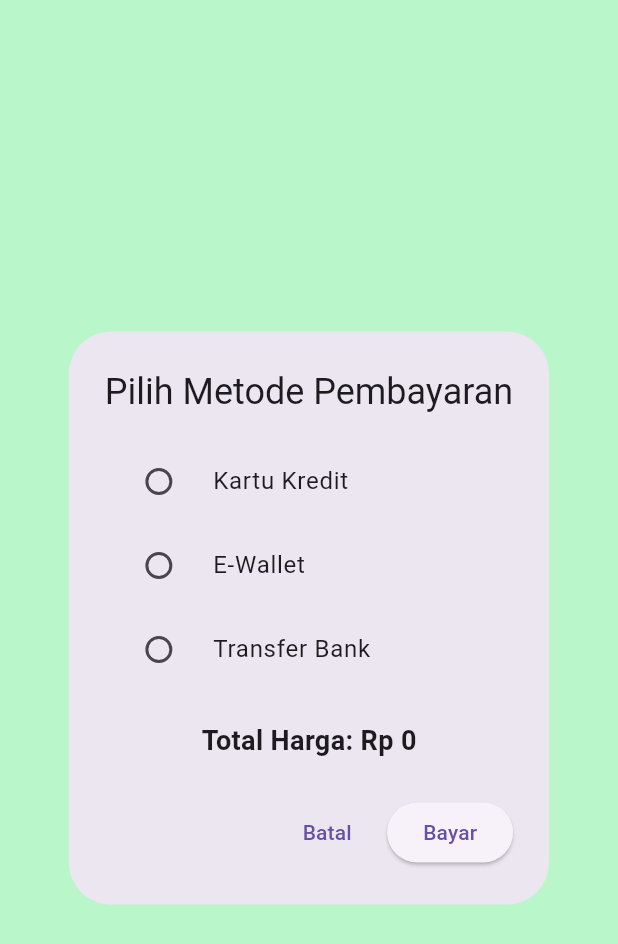
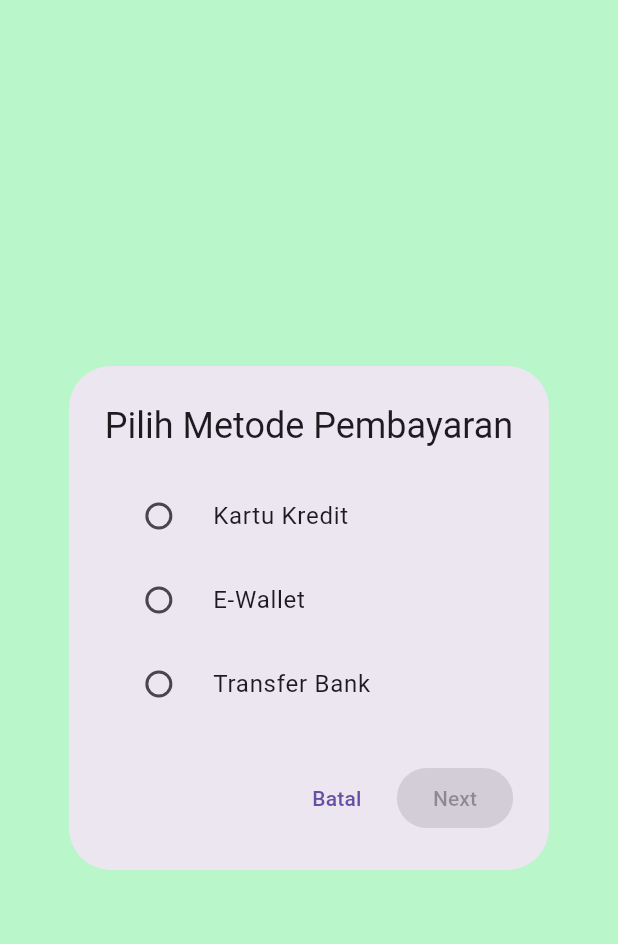
Before and after one commit to Juv-andrew/groupie, a Flutter app: the PaymentDialog widget shown alone on an empty page, opened directly with empty values, on a phone screen of 412 x 824 dp. Shown: the top 944 px of the screen. Run offline on Flutter 3.47's test engine with Material 3 defaults, Android fonts, the phone set to English and light mode, and no system bars; our stand-ins replace share_plus, shared_preferences, smooth_page_indicator; accounts and stored records are empty.

Commit message:
add divider dan redisgn payment
melaukuan redisgn pembayran menjadi 2 step dan menambahkan divider di bgian pembyaran total yg mau di bayarkan

```diff
--- a/lib/health_food/shop/cart_healthyfood.dart
+++ b/lib/health_food/shop/cart_healthyfood.dart
@@ -15,7 +15,7 @@ class CartPage extends StatelessWidget {
         leading: IconButton(
           icon: const Icon(Icons.arrow_back),
           onPressed: () {
-            Navigator.of(context).pop(); // Kembali ke halaman sebelumnya
+            Navigator.of(context).pop();
           },
         ),
       ),
@@ -36,10 +36,7 @@ class CartPage extends StatelessWidget {
                     final item = cartItems[index];
                     return Card(
                       elevation: 4,
-                      margin: const EdgeInsets.symmetric(
-                        vertical: 8,
-                        horizontal: 16,
-                      ),
+                      margin: const EdgeInsets.symmetric(vertical: 8, horizontal: 16),
                       child: ListTile(
                         contentPadding: const EdgeInsets.all(12),
                         leading: Image.asset(
@@ -84,10 +81,7 @@ class CartPage extends StatelessWidget {
                 ),
               ),
               Container(
-                padding: const EdgeInsets.symmetric(
-                  horizontal: 16,
-                  vertical: 12,
-                ),
+                padding: const EdgeInsets.symmetric(horizontal: 16, vertical: 12),
                 decoration: BoxDecoration(
                   color: Colors.grey[200],
                   border: const Border(top: BorderSide(color: Colors.grey)),
@@ -99,17 +93,11 @@ class CartPage extends StatelessWidget {
                       children: [
                         const Text(
                           'Total:',
-                          style: TextStyle(
-                            fontSize: 18,
-                            fontWeight: FontWeight.bold,
-                          ),
+                          style: TextStyle(fontSize: 18, fontWeight: FontWeight.bold),
                         ),
                         Text(
                           'Rp ${provider.totalHarga()}',
-                          style: const TextStyle(
-                            fontSize: 18,
-                            fontWeight: FontWeight.bold,
-                          ),
+                          style: const TextStyle(fontSize: 18, fontWeight: FontWeight.bold),
                         ),
                       ],
                     ),
@@ -122,21 +110,13 @@ class CartPage extends StatelessWidget {
                           padding: const EdgeInsets.symmetric(vertical: 12),
                         ),
                         onPressed: () {
-                          // Menampilkan dialog pop-up untuk memilih metode pembayaran
                           showDialog(
                             context: context,
                             builder: (BuildContext context) {
                               return PaymentDialog(
                                 totalHarga: provider.totalHarga(),
                                 onBayar: () {
-                                  // Hapus keranjang setelah bayar
                                   provider.checkout();
-                                  Navigator.of(context).pop();
-                                  ScaffoldMessenger.of(context).showSnackBar(
-                                    const SnackBar(
-                                      content: Text('Pembayaran Sukses!'),
-                                    ),
-                                  );
                                 },
                               );
                             },
@@ -144,10 +124,7 @@ class CartPage extends StatelessWidget {
                         },
                         child: const Text(
                           'Checkout',
-                          style: TextStyle(
-                            fontSize: 16,
-                            fontWeight: FontWeight.bold,
-                          ),
+                          style: TextStyle(fontSize: 16, fontWeight: FontWeight.bold),
                         ),
                       ),
                     ),
@@ -178,79 +155,100 @@ class PaymentDialog extends StatefulWidget {
 
 class _PaymentDialogState extends State<PaymentDialog> {
   String? _selectedPaymentMethod;
+  int _step = 1;
 
   @override
   Widget build(BuildContext context) {
+    final cartItems = Provider.of<ShopProvider>(context, listen: false).keranjang;
+
     return AlertDialog(
-      title: const Text('Pilih Metode Pembayaran'),
-      content: Column(
+      title: Text(_step == 1 ? 'Pilih Metode Pembayaran' : 'Konfirmasi Pesanan'),
+      content: _step == 1
+          ? Column(
               mainAxisSize: MainAxisSize.min,
               children: [
                 RadioListTile<String>(
                   title: const Text('Kartu Kredit'),
                   value: 'Kartu Kredit',
                   groupValue: _selectedPaymentMethod,
-            onChanged: (String? value) {
-              setState(() {
-                _selectedPaymentMethod = value;
-              });
-            },
+                  onChanged: (value) => setState(() => _selectedPaymentMethod = value),
                 ),
                 RadioListTile<String>(
                   title: const Text('E-Wallet'),
                   value: 'E-Wallet',
                   groupValue: _selectedPaymentMethod,
-            onChanged: (String? value) {
-              setState(() {
-                _selectedPaymentMethod = value;
-              });
-            },
+                  onChanged: (value) => setState(() => _selectedPaymentMethod = value),
                 ),
                 RadioListTile<String>(
                   title: const Text('Transfer Bank'),
                   value: 'Transfer Bank',
                   groupValue: _selectedPaymentMethod,
-            onChanged: (String? value) {
-              setState(() {
-                _selectedPaymentMethod = value;
-              });
-            },
+                  onChanged: (value) => setState(() => _selectedPaymentMethod = value),
                 ),
-          const SizedBox(height: 20),
-          Text(
-            'Total Harga: Rp ${widget.totalHarga}',
+              ],
+            )
+          : SizedBox(
+              width: double.maxFinite,
+              height: MediaQuery.of(context).size.height * 0.5, // batas tinggi scroll
+              child: SingleChildScrollView(
+                child: Column(
+                  children: [
+                    ...cartItems.map((item) => ListTile(
+                          title: Text(item.nama),
+                          subtitle: Text(
+                            '${item.jumlah} x Rp ${item.harga}',
+                            style: const TextStyle(fontSize: 14),
+                          ),
+                          trailing: Text(
+                            'Rp ${item.jumlah * item.harga}',
+                            style: const TextStyle(
+                              fontSize: 14,
+                              color: Colors.black87,
+                              fontWeight: FontWeight.bold,
+                            ),
+                          ),
+                        )),
+                    const Divider(thickness: 1),
+                    Align(
+                      alignment: Alignment.centerRight,
+                      child: Text(
+                        'Total: Rp ${widget.totalHarga}',
                         style: const TextStyle(fontSize: 18, fontWeight: FontWeight.bold),
+                      ),
                     ),
                   ],
                 ),
-      actions: [
+              ),
+            ),
+      actions: _step == 1
+          ? [
               TextButton(
-          onPressed: () {
-            Navigator.of(context).pop();
-          },
+                onPressed: () => Navigator.of(context).pop(),
+                child: const Text('Batal'),
+              ),
+              ElevatedButton(
+                onPressed: _selectedPaymentMethod == null
+                    ? null
+                    : () => setState(() => _step = 2),
+                child: const Text('Next'),
+              ),
+            ]
+          : [
+              TextButton(
+                onPressed: () => Navigator.of(context).pop(),
                 child: const Text('Batal'),
               ),
               ElevatedButton(
                 onPressed: () {
-            if (_selectedPaymentMethod != null) {
-              widget.onBayar(); // Panggil fungsi bayar
-
-              // Menutup semua halaman yang ada dan kembali ke halaman utama
+                  widget.onBayar();
                   Navigator.of(context).pushAndRemoveUntil(
                     MaterialPageRoute(builder: (context) => ShopPage()),
-                (route) => false, // Menghapus semua halaman sebelumnya
+                    (route) => false,
                   );
-              // Menampilkan snackbar untuk konfirmasi pembayaran berhasil
                   ScaffoldMessenger.of(context).showSnackBar(
                     const SnackBar(content: Text('Pembayaran Sukses!')),
                   );
-            } else {
-              ScaffoldMessenger.of(context).showSnackBar(
-                const SnackBar(content: Text('Pilih metode pembayaran')),
-              );
-            }
                 },
-
                 child: const Text('Bayar'),
               ),
             ],
```
Lines whose indentation alone changed are shown as unchanged.
